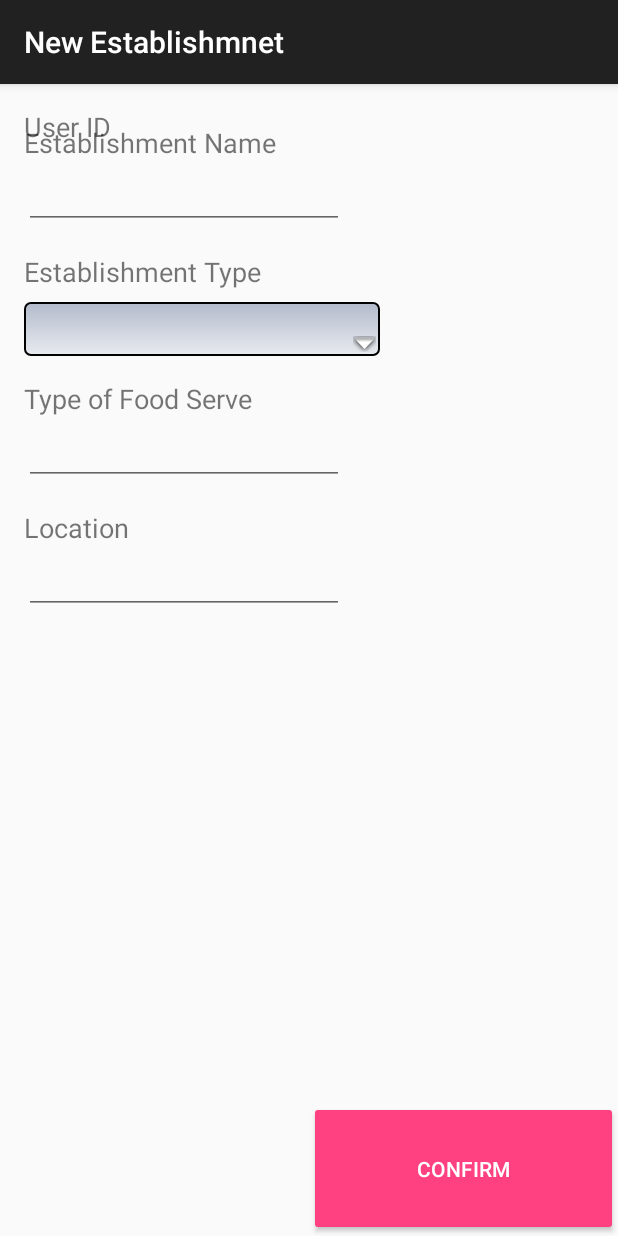
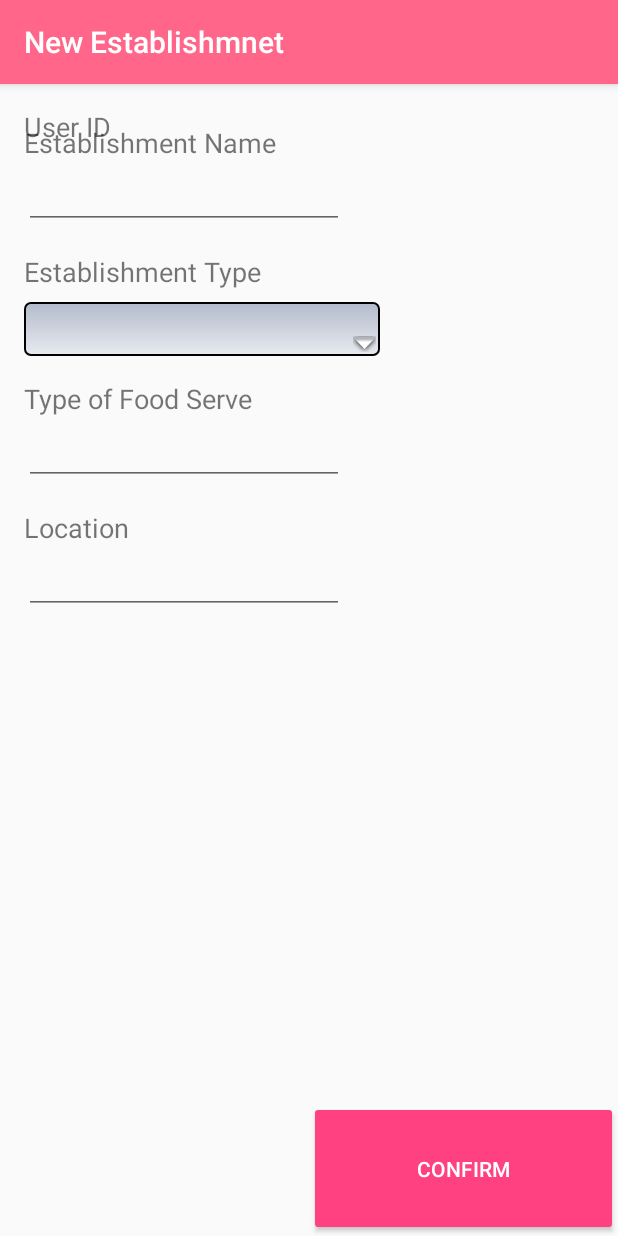
Before and after one commit to zovippro1996/mobileproject2018, an Android app: the EstablishmentFormActivity screen opened directly, with no data from a screen before it, on a phone screen of 412 x 824 dp. Run offline under Robolectric (Android 15) with nearby library versions, the phone set to English and light mode, and no system bars.

Commit message:
Trung fix front end 20180508 1539

```diff
--- a/app/src/main/res/values/styles.xml
+++ b/app/src/main/res/values/styles.xml
@@ -5,9 +5,13 @@
         <!-- Customize your theme here. -->
         <!--<item name="colorPrimary">@color/colorPrimary</item>-->
         <!--<item name="colorPrimaryDark">@color/colorPrimaryDark</item>-->
-        <item name="android:colorPrimary">@color/colorCustomPrimary</item>
-        <item name="android:colorPrimaryDark">@color/colorCustomPrimaryDark</item>
-        <item name="android:colorAccent">@color/colorAccent</item>
+        <item name="colorPrimary">@color/colorCustomPrimary</item>
+        <item name="colorPrimaryDark">@color/colorCustomPrimaryDark</item>
+        <item name="colorAccent">@color/colorAccent</item>
+    </style>
+
+    <style name="MyActionBar" parent="Theme.AppCompat.Light.DarkActionBar">
+        <item name="android:background">@color/colorAccent</item>
     </style>
 
     <!-- Custom theme for buttons in FormActivity. -->
@@ -39,18 +43,14 @@
     <style name="AppTheme.PopupOverlay" parent="ThemeOverlay.AppCompat.Light" />
 
     <!-- Base application theme. -->
-    <style name="AppTheme_Animation" parent="Theme.AppCompat.Light">
+    <style name="AppTheme_Animation" parent="AppTheme">
         <!-- Customize your theme here. -->
-        <item name="colorPrimary">@color/colorPrimary</item>
-        <item name="colorPrimaryDark">@color/colorPrimaryDark</item>
-        <item name="colorAccent">@color/colorAccent</item>
     </style>
 
     <style name="AppTheme_Animation.Transparent">
         <item name="android:windowIsTranslucent">true</item>
         <item name="android:windowBackground">@android:color/transparent</item>
         <item name="android:windowDrawsSystemBarBackgrounds">true</item>
-
     </style>
 
 
```
Also changed, not shown: app/src/main/AndroidManifest.xml (+4 -3 lines).
